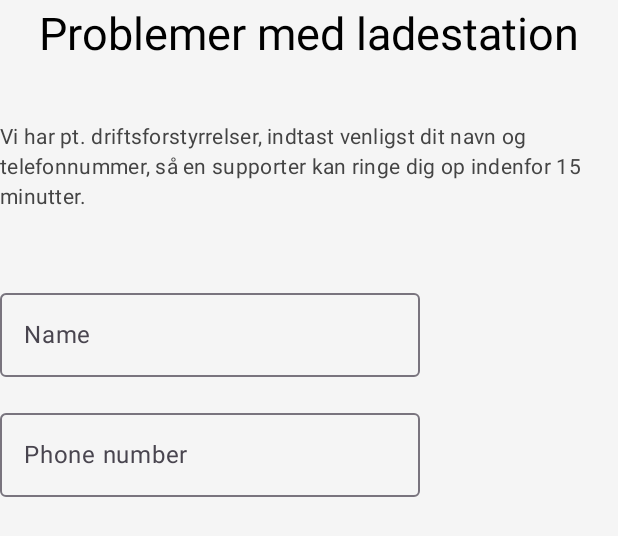
After one commit to PhilipAmtrup/FLEXCHARGE-app, an Android app built with Jetpack Compose: the @Preview function problem201, on a phone screen of 412 x 824 dp. The commit adds this screen. Shown: the top 536 px of the screen. Run offline under Robolectric (Android 15) with nearby library versions, the phone set to English and light mode, and no system bars.

Commit message:
added new site

```diff
--- a/app/src/main/java/com/example/flexcharge_app/MainActivity.kt
+++ b/app/src/main/java/com/example/flexcharge_app/MainActivity.kt
@@ -43,6 +43,8 @@ import androidx.compose.ui.Alignment
 import androidx.compose.ui.text.style.TextAlign
 import androidx.compose.ui.tooling.preview.Preview
 import androidx.compose.ui.unit.dp
+import com.example.flexcharge_app.ui.Problem200.problem201
+import com.example.flexcharge_app.ui.Problem200.problem201_route
 import com.example.flexcharge_app.ui.Problem300.Problem305
 import com.example.flexcharge_app.ui.Problem300.Problem305_route
 
@@ -87,6 +89,7 @@ fun FlexChargeApp() {
                 composable(Problem302_route) { Problem302() }  // Bruger Problem302_route
                 composable(Problem304_route) { Problem304() }  // Bruger Problem302_route
                 composable(Problem305_route) { Problem305() }  // Bruger Problem302_route
+                composable(problem201_route) { problem201() }
             }
 
         }
--- a/app/src/main/java/com/example/flexcharge_app/ui/Problem200/problem200.kt
+++ b/app/src/main/java/com/example/flexcharge_app/ui/Problem200/problem200.kt
@@ -26,12 +26,15 @@ import androidx.compose.ui.Modifier
 import androidx.compose.ui.graphics.Color
 import androidx.compose.ui.graphics.painter.Painter
 import androidx.compose.ui.layout.ContentScale
+import androidx.compose.ui.layout.Remeasurement
 import androidx.compose.ui.res.painterResource
 import androidx.compose.ui.text.font.FontFamily
 import androidx.compose.ui.text.font.FontStyle
 import androidx.compose.ui.tooling.preview.Preview
 import androidx.compose.ui.unit.dp
 import androidx.compose.ui.unit.sp
+import androidx.navigation.NavController
+import androidx.navigation.compose.rememberNavController
 import com.example.flexcharge_app.R
 import com.example.flexcharge_app.ui.Forside.ButtonRow
 import com.example.flexcharge_app.ui.Forside.ForsideScreen
@@ -41,7 +44,7 @@ const val Problem200_route = "Problem200"
 
 
 @Composable
-fun Problem200() {
+fun Problem200(navController: NavController = rememberNavController()) {
     Column(
         modifier = Modifier
             .fillMaxSize()
@@ -90,7 +93,7 @@ fun Problem200() {
         ButtonRow(
             "Elbilen melder fejl, hvad gør jeg?",
             horizontalPadding = 0.dp ,
-            onClick = {}
+            onClick = {navController.navigate(problem201_route)}
         )
         ButtonRow("Ladestationen lyser rød, hvad gør jeg?",
             horizontalPadding = 0.dp,
--- /dev/null
+++ b/app/src/main/java/com/example/flexcharge_app/ui/Problem200/problem201.kt
@@ -0,0 +1,75 @@
+package com.example.flexcharge_app.ui.Problem200
+
+import androidx.compose.foundation.background
+import androidx.compose.foundation.layout.Column
+import androidx.compose.foundation.layout.Spacer
+import androidx.compose.foundation.layout.fillMaxSize
+import androidx.compose.foundation.layout.height
+import androidx.compose.foundation.layout.padding
+import androidx.compose.material3.MaterialTheme
+import androidx.compose.material3.OutlinedTextField
+import androidx.compose.material3.Text
+import androidx.compose.material3.TextField
+import androidx.compose.runtime.Composable
+import androidx.compose.runtime.getValue
+import androidx.compose.runtime.mutableStateOf
+import androidx.compose.runtime.remember
+import androidx.compose.runtime.setValue
+import androidx.compose.ui.Alignment
+import androidx.compose.ui.Modifier
+import androidx.compose.ui.graphics.Color
+import androidx.compose.ui.layout.VerticalAlignmentLine
+import androidx.compose.ui.text.style.TextAlign
+import androidx.compose.ui.tooling.preview.Preview
+import androidx.compose.ui.unit.dp
+import androidx.compose.ui.unit.sp
+
+const val problem201_route = "Problem201"
+
+
+@Preview
+@Composable
+fun problem201() {
+    var phonenumber by remember { mutableStateOf("") }
+    var name by remember { mutableStateOf("") }
+
+    Column (
+        modifier = Modifier
+            .fillMaxSize()
+            .background(Color(0xFFF5F5F5))
+    ){
+        Text(
+            text = "Problemer med ladestation",
+            style = MaterialTheme.typography.titleLarge.copy(fontSize = 30.sp),
+            color = Color.Black,
+            modifier = Modifier
+                .padding(top = 5.dp)
+                .align(Alignment.CenterHorizontally)
+        )
+        Spacer(modifier = Modifier.height(40.dp))
+
+
+        Text(
+            "Vi har pt. driftsforstyrrelser, indtast venligst dit navn og telefonnummer, så en supporter kan ringe dig op indenfor 15 minutter. ",
+            style = MaterialTheme.typography.bodyMedium.copy(fontSize = 14.sp),
+            color = Color.DarkGray,
+            modifier = Modifier.padding(bottom = 16.dp)
+        )
+        Spacer(modifier = Modifier.height(30.dp))
+
+
+        OutlinedTextField(
+            value = name,
+            onValueChange = {name = it},
+            label = { Text("Name") },
+            modifier = Modifier.padding(bottom = 16.dp)
+        )
+        OutlinedTextField(
+            value = phonenumber,
+            onValueChange = {phonenumber = it},
+            label = { Text("Phone number") },
+            modifier = Modifier.padding(bottom = 16.dp)
+        )
+    }
+
+}
```
